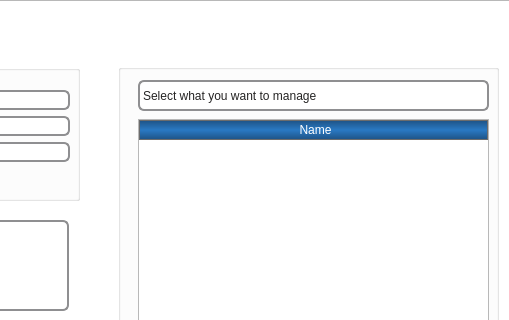
Old version of the form source/settings.ui in the repository sophieham/Glybook; both pictures show x 321 to 830 and y 0 to 320 of the 830 by 430 pixel window.
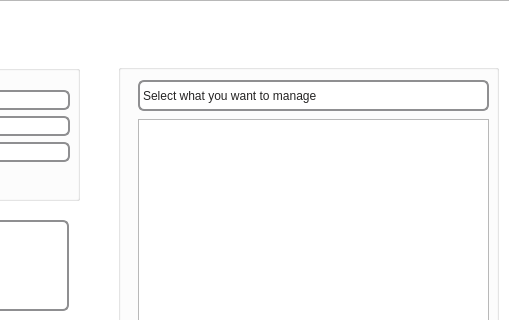
New version of the form. Icons and pictures are not drawn.

Patch:
```diff
--- a/source/settings.ui
+++ b/source/settings.ui
@@ -352,7 +352,7 @@
      </rect>
     </property>
     <attribute name="horizontalHeaderVisible">
-     <bool>true</bool>
+     <bool>false</bool>
     </attribute>
     <attribute name="horizontalHeaderDefaultSectionSize">
      <number>349</number>
```
Left out of the diff: 3 changed lines with no effect on the pictures.
